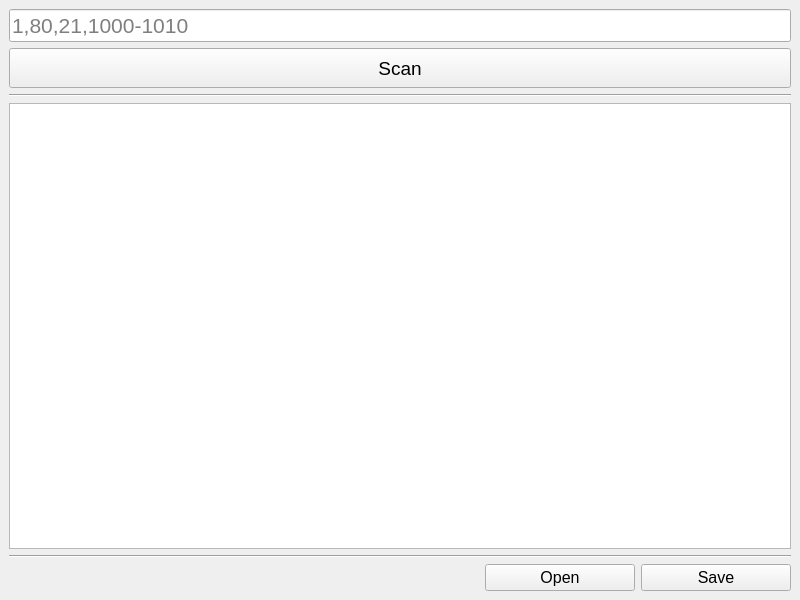
First picture: the form in ui/raw/ScanPort.ui, repository Nakama3942/ScanPort, before the edit.
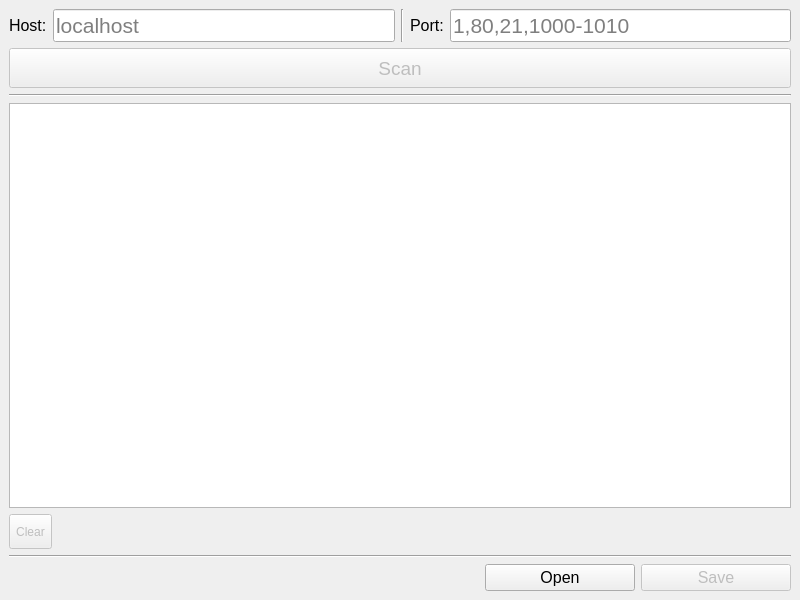
Second picture: the form after the edit.

Commit message: Implemented port scanning in a thread

The edit to the form file:
```diff
--- a/ui/raw/ScanPort.ui
+++ b/ui/raw/ScanPort.ui
@@ -18,19 +18,69 @@
     <item row="0" column="0">
      <layout class="QVBoxLayout" name="verticalLayout">
       <item>
-       <widget class="QLineEdit" name="linePorts">
-        <property name="font">
-         <font>
-          <pointsize>16</pointsize>
-         </font>
-        </property>
-        <property name="placeholderText">
-         <string>1,80,21,1000-1010</string>
-        </property>
-       </widget>
+       <layout class="QHBoxLayout" name="horizontalLayout_2">
+        <item>
+         <widget class="QLabel" name="label">
+          <property name="font">
+           <font>
+            <pointsize>12</pointsize>
+           </font>
+          </property>
+          <property name="text">
+           <string>Host:</string>
+          </property>
+         </widget>
+        </item>
+        <item>
+         <widget class="QLineEdit" name="lineHost">
+          <property name="font">
+           <font>
+            <pointsize>16</pointsize>
+           </font>
+          </property>
+          <property name="placeholderText">
+           <string>localhost</string>
+          </property>
+         </widget>
+        </item>
+        <item>
+         <widget class="Line" name="line_3">
+          <property name="orientation">
+           <enum>Qt::Vertical</enum>
+          </property>
+         </widget>
+        </item>
+        <item>
+         <widget class="QLabel" name="label_2">
+          <property name="font">
+           <font>
+            <pointsize>12</pointsize>
+           </font>
+          </property>
+          <property name="text">
+           <string>Port:</string>
+          </property>
+         </widget>
+        </item>
+        <item>
+         <widget class="QLineEdit" name="linePorts">
+          <property name="font">
+           <font>
+            <pointsize>16</pointsize>
+           </font>
+          </property>
+          <property name="placeholderText">
+           <string>1,80,21,1000-1010</string>
+          </property>
+         </widget>
+        </item>
+       </layout>
       </item>
       <item>
        <widget class="QPushButton" name="buttScan">
+        <property name="enabled">
+         <bool>false</bool>
+        </property>
         <property name="minimumSize">
          <size>
           <width>0</width>
@@ -66,6 +116,39 @@
         </property>
        </widget>
       </item>
+      <item>
+       <layout class="QHBoxLayout" name="horizontalLayout_3">
+        <item>
+         <widget class="QToolButton" name="toolClear">
+          <property name="enabled">
+           <bool>false</bool>
+          </property>
+          <property name="minimumSize">
+           <size>
+            <width>35</width>
+            <height>35</height>
+           </size>
+          </property>
+          <property name="text">
+           <string>Clear</string>
+          </property>
+         </widget>
+        </item>
+        <item>
+         <spacer name="horizontalSpacer_2">
+          <property name="orientation">
+           <enum>Qt::Horizontal</enum>
+          </property>
+          <property name="sizeHint" stdset="0">
+           <size>
+            <width>40</width>
+            <height>20</height>
+           </size>
+          </property>
+         </spacer>
+        </item>
+       </layout>
+      </item>
       <item>
        <widget class="Line" name="line_2">
         <property name="orientation">
@@ -108,6 +191,9 @@
         </item>
         <item>
          <widget class="QPushButton" name="buttSave">
+          <property name="enabled">
+           <bool>false</bool>
+          </property>
           <property name="minimumSize">
            <size>
             <width>150</width>
```
Left out of the diff: 14 changed lines with no effect on the pictures. The commit also changes 4 other files.
